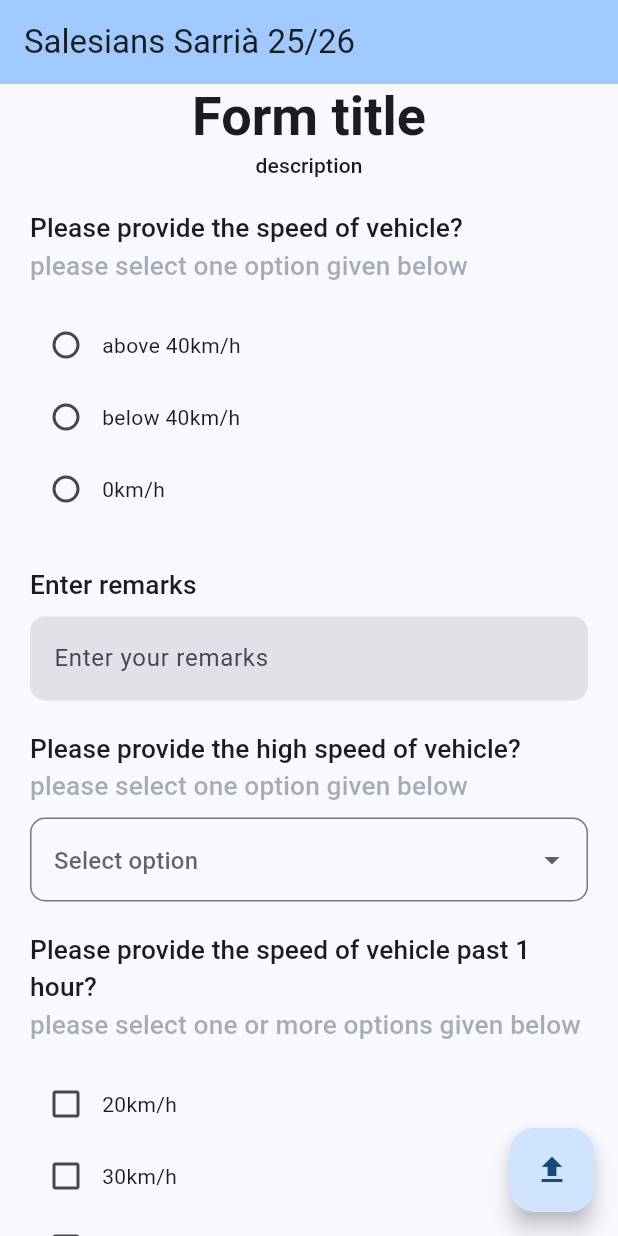
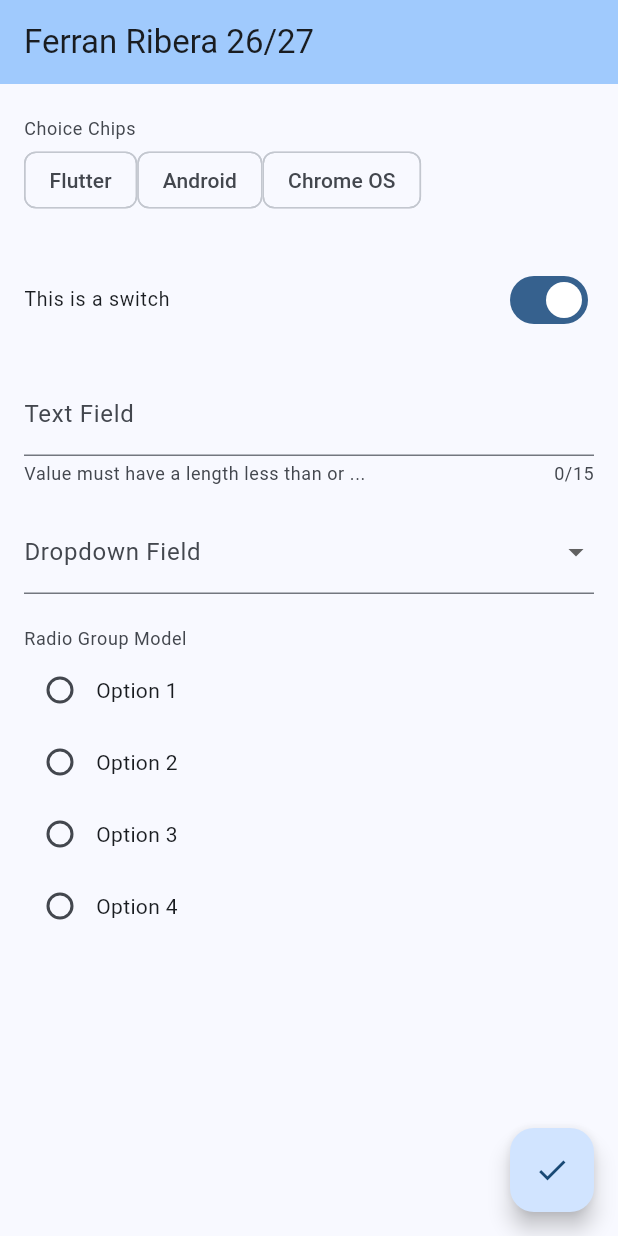
Before and after one commit to ferranrc16/Programacio-multimedia-i-dispositius-mobils, a Flutter app: the screen it shows after launch, on a phone screen of 412 x 824 dp. Run offline on Flutter 3.47's test engine with Material 3 defaults, Android fonts, the phone set to English and light mode, and no system bars; drawn by our look-alikes of flutter_form_builder.

Commit message:
act 2 y 3

```diff
--- /dev/null
+++ b/practica_3_formularios/lib/activitat2.dart
@@ -0,0 +1,239 @@
+import 'package:flutter/material.dart';
+import 'package:flutter_form_builder/flutter_form_builder.dart';
+
+void main() {
+  runApp(const MyApp());
+}
+
+class MyApp extends StatelessWidget {
+  const MyApp({super.key});
+
+  // Widget raíz de la aplicación. Define el tema global y llama a MyHomePage.
+  @override
+  Widget build(BuildContext context) {
+    return MaterialApp(
+      title: 'M0489 - Apps - Form (A)',
+      theme: ThemeData(
+        colorScheme: ColorScheme.fromSeed(seedColor: Colors.blue),
+        useMaterial3: true,
+      ),
+      home: MyHomePage(),
+    );
+  }
+}
+
+class MyHomePage extends StatelessWidget {
+  MyHomePage({super.key});
+  final String title = 'Salesians Sarrià 25/26';
+
+  // Creamos una clave global para el estado del FormBuilder.
+  // Esto nos permite acceder a los datos de todos los campos del formulario a la vez para validarlos y extraerlos.
+  final _formKey = GlobalKey<FormBuilderState>();
+
+  @override
+  Widget build(BuildContext context) {
+    return Scaffold(
+      appBar: AppBar(
+        backgroundColor: Theme.of(context).colorScheme.inversePrimary,
+        title: Text(title),
+      ),
+      body: SingleChildScrollView(
+        child: Column(
+          crossAxisAlignment: CrossAxisAlignment.start,
+          children: <Widget>[
+            // Llamada a nuestro widget personalizado (creado más abajo) para el título superior
+            const FormTitle(),
+
+            // FormBuilder agrupa todos los campos del formulario y los vincula a la _formKey
+            FormBuilder(
+              key: _formKey,
+              child: Padding(
+                padding: const EdgeInsets.only(left: 20, right: 20),
+                child: Column(
+                  crossAxisAlignment: CrossAxisAlignment.start,
+                  children: [
+
+                    // 1. Campo de tipo Radio Button (opción única)
+                    FormLabelGroup(
+                      title: 'Please provide the speed of vehicle?',
+                      subtitle: 'please select one option given below',
+                    ),
+                    FormBuilderRadioGroup(
+                      decoration: const InputDecoration(border: InputBorder.none),
+                      name: "speed", // Nombre del campo para recuperar su valor en formato clave-valor
+                      orientation: OptionsOrientation.vertical,
+                      options: const [
+                        FormBuilderFieldOption(value: 'abvoe 40km/h'),
+                        FormBuilderFieldOption(value: 'below 40km/h'),
+                        FormBuilderFieldOption(value: '0km/h')
+                      ],
+                      onChanged: (String? value) {
+                        debugPrint(value); // Imprime el valor por consola al seleccionarlo
+                      },
+                    ),
+
+                    // 2. Campo de texto (TextField)
+                    FormLabelGroup(title: 'Enter remarks'),
+                    FormBuilderTextField(
+                      name: 'remark',
+                      decoration: InputDecoration(
+                        hintText: 'Enter your remarks',
+                        border: OutlineInputBorder(
+                          borderRadius: BorderRadius.circular(10.0),
+                          borderSide: const BorderSide(
+                            width: 0,
+                            style: BorderStyle.none,
+                          ),
+                        ),
+                        filled: true,
+                      ),
+                      onChanged: (String? value) {
+                        debugPrint(value);
+                      },
+                    ),
+
+                    // 3. Menú desplegable (Dropdown)
+                    FormLabelGroup(
+                      title: 'Please provide the high speed of vehicle?',
+                      subtitle: 'please select one option given below',
+                    ),
+                    FormBuilderDropdown(
+                      name: 'highspeed',
+                      decoration: InputDecoration(
+                        hintText: 'Select option',
+                        border: OutlineInputBorder(
+                          borderRadius: BorderRadius.circular(10.0),
+                        ),
+                      ),
+                      items: const [
+                        DropdownMenuItem(value: 'high', child: Text('High')),
+                        DropdownMenuItem(value: 'medium', child: Text('Medium')),
+                        DropdownMenuItem(value: 'low', child: Text('Low')),
+                      ],
+                      onChanged: (String? value) {
+                        debugPrint(value);
+                      },
+                    ),
+
+                    // 4. Casillas de verificación múltiple (CheckboxGroup)
+                    FormLabelGroup(
+                      title: 'Please provide the speed of vehicle past 1 hour?',
+                      subtitle: 'please select one or more options given below',
+                    ),
+                    FormBuilderCheckboxGroup(
+                      decoration: const InputDecoration(border: InputBorder.none),
+                      name: "selectSpeed", // Al ser selección múltiple, devolverá una lista [array]
+                      orientation: OptionsOrientation.vertical,
+                      options: const [
+                        FormBuilderFieldOption(value: '20km/h'),
+                        FormBuilderFieldOption(value: '30km/h'),
+                        FormBuilderFieldOption(value: '40km/h'),
+                        FormBuilderFieldOption(value: '50km/h'),
+                      ],
+                      onChanged: (List<String>? value) {
+                        debugPrint(value.toString());
+                      },
+                    ),
+                  ],
+                ),
+              ),
+            ),
+          ],
+        ),
+      ),
+      floatingActionButton: FloatingActionButton(
+          child: const Icon(Icons.upload),
+          onPressed: () {
+            // Guardamos y validamos el estado de todo el formulario a través de la GlobalKey
+            _formKey.currentState?.saveAndValidate();
+            // Extraemos todos los valores recopilados y los convertimos en una cadena de texto
+            String? formString = _formKey.currentState?.value.toString();
+            // Invocamos el método final pasándole el texto con las respuestas para mostrarlo
+            alertDialog(context, formString!);
+          }),
+    );
+  }
+}
+
+// ignore: must_be_immutable
+// Clase personalizada (Widget) para estandarizar el diseño visual de las preguntas del formulario
+class FormLabelGroup extends StatelessWidget {
+  FormLabelGroup({super.key, required this.title, this.subtitle});
+
+  String title;
+  String? subtitle;
+
+  // Método auxiliar que solo renderiza el texto del subtítulo si el programador lo ha rellenado
+  Widget conditionalSubtitle(BuildContext context) {
+    if (subtitle != null) {
+      return Text(subtitle!,
+          style: Theme.of(context).textTheme.labelLarge?.apply(
+              fontSizeFactor: 1.25,
+              // ignore: deprecated_member_use
+              color: Theme.of(context).colorScheme.secondary.withOpacity(0.5)));
+    } else {
+      return Container(); // Si no hay subtítulo, devuelve un contenedor vacío para no deformar el diseño
+    }
+  }
+
+  @override
+  Widget build(BuildContext context) {
+    return Padding(
+      padding: const EdgeInsets.fromLTRB(0, 20.0, 0, 8),
+      child: Column(
+        crossAxisAlignment: CrossAxisAlignment.start,
+        children: [
+          Text(title,
+              style: Theme.of(context)
+                  .textTheme
+                  .labelLarge
+                  ?.apply(fontSizeFactor: 1.25)),
+          conditionalSubtitle(context) // Llamada al método auxiliar definido arriba
+        ],
+      ),
+    );
+  }
+}
+
+// Clase personalizada que renderiza el encabezado principal que aparece arriba del todo
+class FormTitle extends StatelessWidget {
+  const FormTitle({
+    super.key,
+  });
+
+  @override
+  Widget build(BuildContext context) {
+    return Center(
+      child: Column(
+        children: [
+          Text(
+            'Form title',
+            style: Theme.of(context)
+                .textTheme
+                .displaySmall
+                ?.copyWith(fontWeight: FontWeight.bold),
+          ),
+          Text('description', style: Theme.of(context).textTheme.labelLarge),
+        ],
+      ),
+    );
+  }
+}
+
+// Función aislada que lanza un AlertDialog. Sirve para mostrar los datos finales agrupados
+void alertDialog(BuildContext context, String contentText) {
+  showDialog<String>(
+    context: context,
+    builder: (BuildContext context) => AlertDialog(
+      title: const Text("Submission Completed"),
+      icon: const Icon(Icons.check_circle),
+      content: Text(contentText), // Muestra el String generado por el FormBuilder
+      actions: <Widget>[
+        TextButton(
+          onPressed: () => Navigator.pop(context, 'Tancar'),
+          child: const Text('Tancar'),
+        ),
+      ],
+    ),
+  );
+}
--- a/practica_3_formularios/lib/main.dart
+++ b/practica_3_formularios/lib/main.dart
@@ -8,11 +8,10 @@ void main() {
 class MyApp extends StatelessWidget {
   const MyApp({super.key});
 
-  // This widget is the root of your application.
   @override
   Widget build(BuildContext context) {
     return MaterialApp(
-      title: 'M0489 - Apps - Form (A)',
+      title: 'Actividad 3 - Form C',
       theme: ThemeData(
         colorScheme: ColorScheme.fromSeed(seedColor: Colors.blue),
         useMaterial3: true,
@@ -22,10 +21,16 @@ class MyApp extends StatelessWidget {
   }
 }
 
-class MyHomePage extends StatelessWidget {
+class MyHomePage extends StatefulWidget {
   MyHomePage({super.key});
-  final String title = 'Salesians Sarrià 25/26';
+
+  @override
+  State<MyHomePage> createState() => _MyHomePageState();
+}
+
+class _MyHomePageState extends State<MyHomePage> {
   final _formKey = GlobalKey<FormBuilderState>();
+  final String title = 'Ferran Ribera 26/27';
 
   @override
   Widget build(BuildContext context) {
@@ -35,193 +40,98 @@ class MyHomePage extends StatelessWidget {
         title: Text(title),
       ),
       body: SingleChildScrollView(
-        child: Column(
-          crossAxisAlignment: CrossAxisAlignment.start,
-          children: <Widget>[
-            const FormTitle(),
-            FormBuilder(
+        padding: const EdgeInsets.all(16.0),
+        child: FormBuilder(
           key: _formKey,
-              child: Padding(
-                padding: const EdgeInsets.only(left: 20, right: 20),
           child: Column(
             crossAxisAlignment: CrossAxisAlignment.start,
             children: [
-                    //-------------------------------------------------
-                    FormLabelGroup(
-                      title: 'Please provide the speed of vehicle?',
-                      subtitle: 'please select one option given below',
+              FormBuilderChoiceChip<String>(
+                name: 'choice_chips',
+                decoration: const InputDecoration(
+                  labelText: 'Choice Chips',
+                  border: InputBorder.none,
                 ),
-                    FormBuilderRadioGroup(
-                      decoration:
-                          const InputDecoration(border: InputBorder.none),
-                      name: "speed",
+                options: const [
+                  FormBuilderChipOption(value: 'Flutter'),
+                  FormBuilderChipOption(value: 'Android'),
+                  FormBuilderChipOption(value: 'Chrome OS'),
+                ],
+              ),
+              const SizedBox(height: 16),
+
+              FormBuilderSwitch(
+                name: 'switch',
+                title: const Text('This is a switch'),
+                initialValue: true,
+                decoration: const InputDecoration(border: InputBorder.none),
+              ),
+              const SizedBox(height: 16),
+
+              FormBuilderTextField(
+                name: 'text_field',
+                decoration: const InputDecoration(
+                  labelText: 'Text Field',
+                  helperText: 'Value must have a length less than or ...',
+                ),
+                maxLength: 15,
+              ),
+              const SizedBox(height: 16),
+
+              FormBuilderDropdown<String>(
+                name: 'dropdown',
+                decoration: const InputDecoration(
+                  labelText: 'Dropdown Field',
+                ),
+                items: ['HTML', 'CSS', 'React', 'Dart', 'TypeScript', 'Angular']
+                    .map((lang) => DropdownMenuItem(
+                          value: lang,
+                          child: Text(lang),
+                        ))
+                    .toList(),
+              ),
+              const SizedBox(height: 16),
+
+              FormBuilderRadioGroup<String>(
+                name: 'radio_group',
+                decoration: const InputDecoration(
+                  labelText: 'Radio Group Model',
+                  border: InputBorder.none,
+                ),
                 orientation: OptionsOrientation.vertical,
-                      // separator: const Padding(padding: EdgeInsets.all(20)),
                 options: const [
-                        FormBuilderFieldOption(value: 'above 40km/h'),
-                        FormBuilderFieldOption(value: 'below 40km/h'),
-                        FormBuilderFieldOption(value: '0km/h')
+                  FormBuilderFieldOption(value: 'Option 1'),
+                  FormBuilderFieldOption(value: 'Option 2'),
+                  FormBuilderFieldOption(value: 'Option 3'),
+                  FormBuilderFieldOption(value: 'Option 4'),
                 ],
-                      onChanged: (String? value) {
-                        debugPrint(value);
-                      },
-                    ),
-                    //-------------------------------------------------
-                    FormLabelGroup(title: 'Enter remarks'),
-                    FormBuilderTextField(
-                      name: 'remark',
-                      decoration: InputDecoration(
-                        hintText: 'Enter your remarks',
-                        border: OutlineInputBorder(
-                          borderRadius: BorderRadius.circular(10.0),
-                          borderSide: const BorderSide(
-                            width: 0,
-                            style: BorderStyle.none,
-                          ),
-                        ),
-                        filled: true,
-                      ),
-                      onChanged: (String? value) {
-                        debugPrint(value);
-                      },
-                    ),
-                    //-------------------------------------------------
-                    FormLabelGroup(
-                      title: 'Please provide the high speed of vehicle?',
-                      subtitle: 'please select one option given below',
-                    ),
-                    FormBuilderDropdown(
-                      name: 'highspeed',
-                      decoration: InputDecoration(
-                        hintText: 'Select option',
-                        border: OutlineInputBorder(
-                          borderRadius: BorderRadius.circular(10.0),
-                        ),
-                      ),
-                      items: const [
-                        DropdownMenuItem(value: 'high', child: Text('High')),
-                        DropdownMenuItem(
-                            value: 'medium', child: Text('Medium')),
-                        DropdownMenuItem(value: 'low', child: Text('Low')),
-                      ],
-                      onChanged: (String? value) {
-                        debugPrint(value);
-                      },
-                    ),
-                    //-------------------------------------------------
-                    FormLabelGroup(
-                      title: 'Please provide the speed of vehicle past 1 hour?',
-                      subtitle: 'please select one or more options given below',
-                    ),
-                    FormBuilderCheckboxGroup(
-                      decoration:
-                          const InputDecoration(border: InputBorder.none),
-                      name: "selectSpeed",
-                      orientation: OptionsOrientation.vertical,
-                      // separator: const Padding(padding: EdgeInsets.all(20)),
-                      options: const [
-                        FormBuilderFieldOption(value: '20km/h'),
-                        FormBuilderFieldOption(value: '30km/h'),
-                        FormBuilderFieldOption(value: '40km/h'),
-                        FormBuilderFieldOption(value: '50km/h'),
-                      ],
-                      onChanged: (List<String>? value) {
-                        debugPrint(value.toString());
-                      },
               ),
             ],
           ),
         ),
       ),
-          ],
-        ),
-      ),
       floatingActionButton: FloatingActionButton(
-          child: Icon(Icons.upload),
         onPressed: () {
           _formKey.currentState?.saveAndValidate();
           String? formString = _formKey.currentState?.value.toString();
-            alertDialog(context, formString!);
-          }),
+
+          showDialog(
+            context: context,
+            builder: (context) => AlertDialog(
+              title: const Text('Submission Completed'),
+              icon: const Icon(Icons.check_circle),
+              content: Text(formString ?? ''),
+              actions: [
+                TextButton(
+                  onPressed: () => Navigator.pop(context),
+                  child: const Text('Tancar'),
+                )
+              ],
+            ),
           );
-  }
-}
-
-// ignore: must_be_immutable
-class FormLabelGroup extends StatelessWidget {
-  FormLabelGroup({super.key, required this.title, this.subtitle});
-
-  String title;
-  String? subtitle;
-
-  Widget conditionalSubtitle(BuildContext context) {
-    if (subtitle != null) {
-      return Text(subtitle!,
-          style: Theme.of(context).textTheme.labelLarge?.apply(
-              fontSizeFactor: 1.25,
-              // ignore: deprecated_member_use
-              color: Theme.of(context).colorScheme.secondary.withOpacity(0.5)));
-    } else {
-      return Container();
-    }
-  }
-
-  @override
-  Widget build(BuildContext context) {
-    return Padding(
-      padding: const EdgeInsets.fromLTRB(0, 20.0, 0, 8),
-      child: Column(
-        crossAxisAlignment: CrossAxisAlignment.start,
-        children: [
-          Text(title,
-              style: Theme.of(context)
-                  .textTheme
-                  .labelLarge
-                  ?.apply(fontSizeFactor: 1.25)),
-          conditionalSubtitle(context)
-        ],
+        },
+        child: const Icon(Icons.check),
       ),
     );
   }
 }
-
-class FormTitle extends StatelessWidget {
-  const FormTitle({
-    super.key,
-  });
-
-  @override
-  Widget build(BuildContext context) {
-    return Center(
-      child: Column(
-        children: [
-          Text(
-            'Form title',
-            style: Theme.of(context)
-                .textTheme
-                .displaySmall
-                ?.copyWith(fontWeight: FontWeight.bold),
-          ),
-          Text('description', style: Theme.of(context).textTheme.labelLarge),
-        ],
-      ),
-    );
-  }
-}
-
-void alertDialog(BuildContext context, String contentText) {
-  showDialog<String>(
-    context: context,
-    builder: (BuildContext context) => AlertDialog(
-      title: const Text("Submission Completed"),
-      icon: const Icon(Icons.check_circle),
-      content: Text(contentText),
-      actions: <Widget>[
-        TextButton(
-          onPressed: () => Navigator.pop(context, 'Tancar'),
-          child: const Text('Tancar'),
-        ),
-      ],
-    ),
-  );
-}
```
Also changed, not shown: 1 other file. Lines whose indentation alone changed are shown as unchanged.
